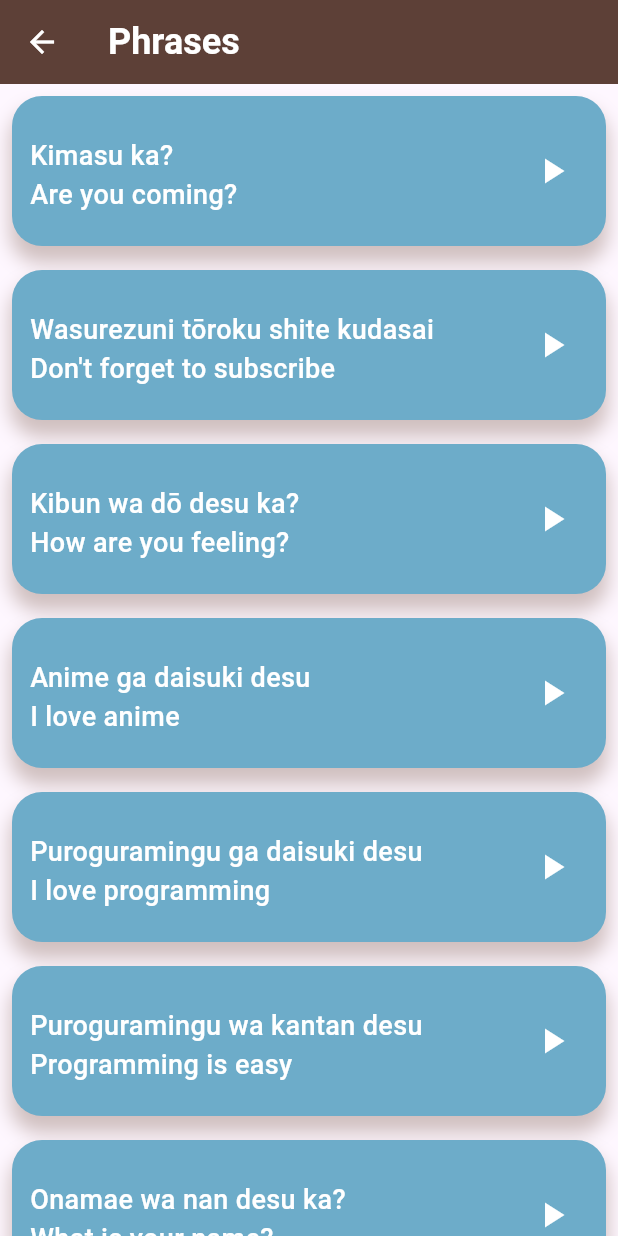
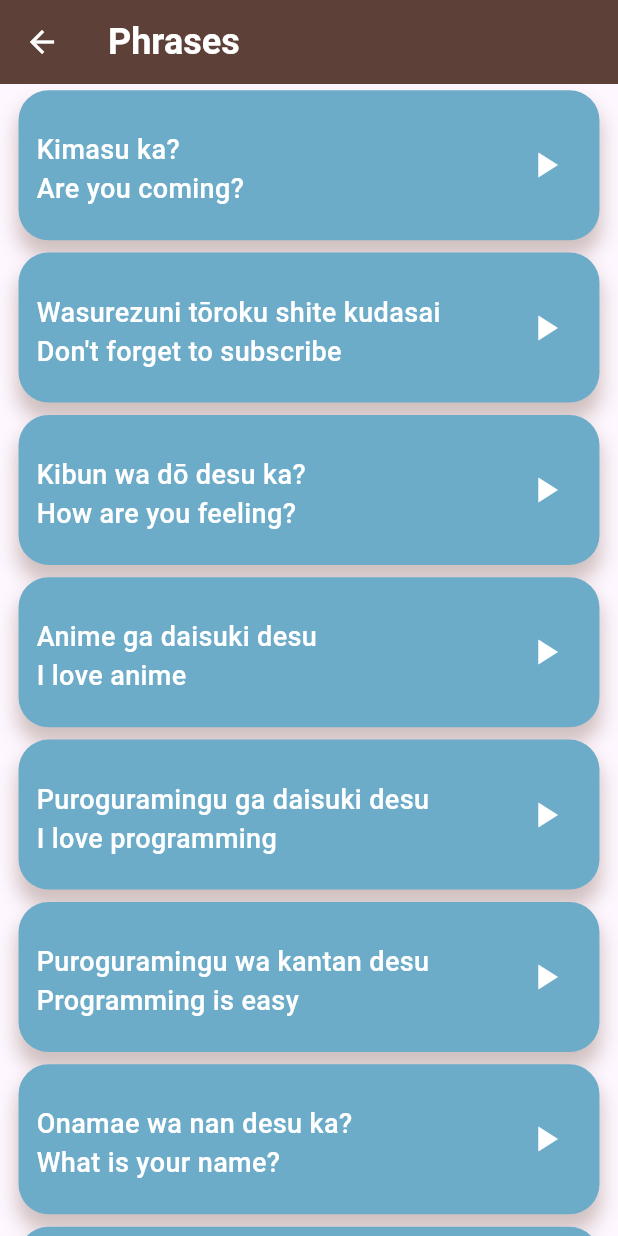
Before and after one commit to OmarMohammed5/Toku-App, a Flutter app: the PhrasesScreen screen opened directly, on a phone screen of 412 x 824 dp. Run offline on Flutter 3.47's test engine with Material 3 defaults, Android fonts, the phone set to English and light mode, and no system bars; our stand-ins replace audioplayers, google_fonts; Roboto replaces fonts that are missing (Acme).

Commit message:
adding responsive ui for all screens

```diff
--- a/lib/screens/phrases_screen.dart
+++ b/lib/screens/phrases_screen.dart
@@ -13,23 +13,29 @@ class PhrasesScreen extends StatefulWidget {
 class _PhrasesScreenState extends State<PhrasesScreen> {
   @override
   Widget build(BuildContext context) {
+    final screenHieght = MediaQuery.of(context).size.height;
+    final screenWidth = MediaQuery.of(context).size.width;
+
     return Scaffold(
       appBar: CustomAppBar(text: "Phrases"),
       body: ListView.builder(
         itemCount: phrases.length,
         itemBuilder: (context, index) {
           final item = phrases[index];
-          return Column(
-            children: [
-              Padding(
-                padding: const EdgeInsets.all(8.0),
-                child: CustomPhrasesCard(
+          return Padding(
+            padding: EdgeInsets.symmetric(
+              horizontal: screenWidth * 0.03,
+              vertical: screenHieght * 0.005,
+            ),
+            child: Column(
+              children: [
+                CustomPhrasesCard(
                   jpName: item.jpName,
                   enName: item.enName,
                   itemModel: item,
                 ),
-              ),
-            ],
+              ],
+            ),
           );
         },
       ),
```
Also changed, not shown: lib/screens/colors_screen.dart (+54 -6 lines), lib/screens/family_members_screen.dart (+13 -7 lines), lib/screens/numbers_screen.dart (+13 -7 lines).
